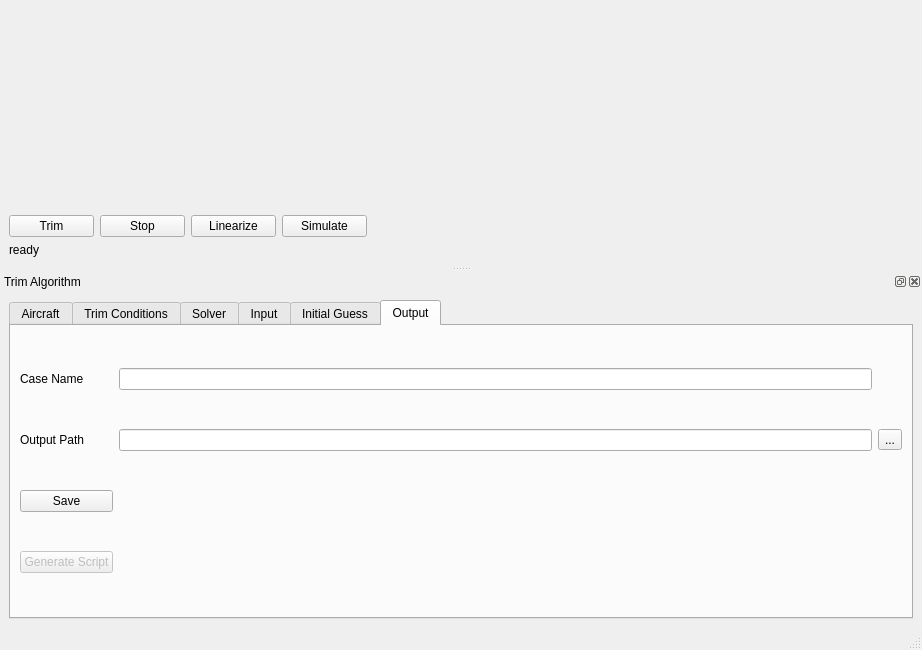
Qt form gui/MainWindow.ui (arktools/jsbsim) before a commit.
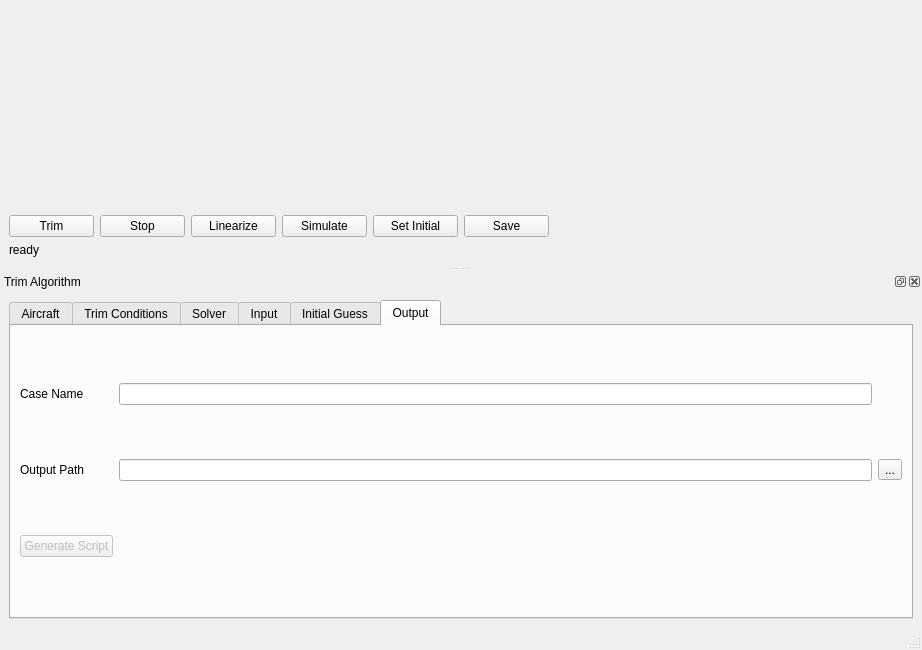
The same form after that commit. The open tabs and pages were chosen to show the change. Custom widgets are drawn as their Qt base class.

Commit message: Added ability to save initial guess, moved buttons.

What changed in the file:
```diff
--- a/gui/MainWindow.ui
+++ b/gui/MainWindow.ui
@@ -72,6 +72,20 @@
       </property>
      </widget>
     </item>
+    <item row="1" column="4">
+     <widget class="QPushButton" name="pushButton_setGuess">
+      <property name="text">
+       <string>Set Initial</string>
+      </property>
+     </widget>
+    </item>
+    <item row="1" column="5">
+     <widget class="QPushButton" name="pushButton_save">
+      <property name="text">
+       <string>Save</string>
+      </property>
+     </widget>
+    </item>
    </layout>
   </widget>
   <widget class="QStatusBar" name="statusbar"/>
@@ -1136,13 +1150,6 @@
            </property>
           </widget>
          </item>
-         <item row="2" column="0">
-          <widget class="QPushButton" name="pushButton_save">
-           <property name="text">
-            <string>Save</string>
-           </property>
-          </widget>
-         </item>
         </layout>
        </widget>
       </widget>
```
Left out of the diff: 4 changed lines with no effect on the pictures. The commit also changes 3 other files.
